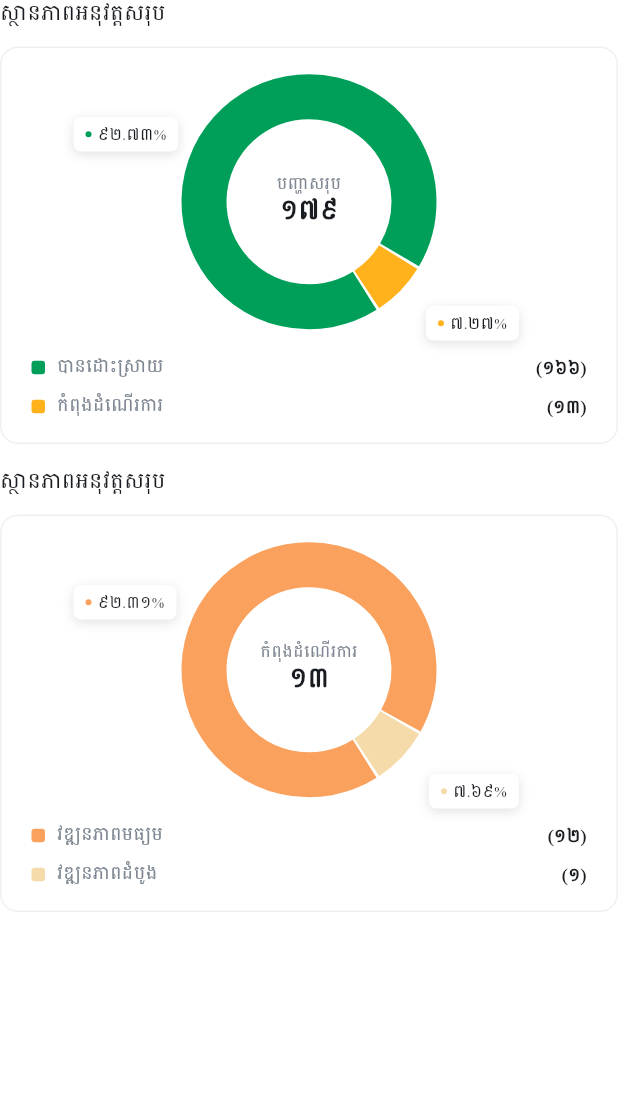
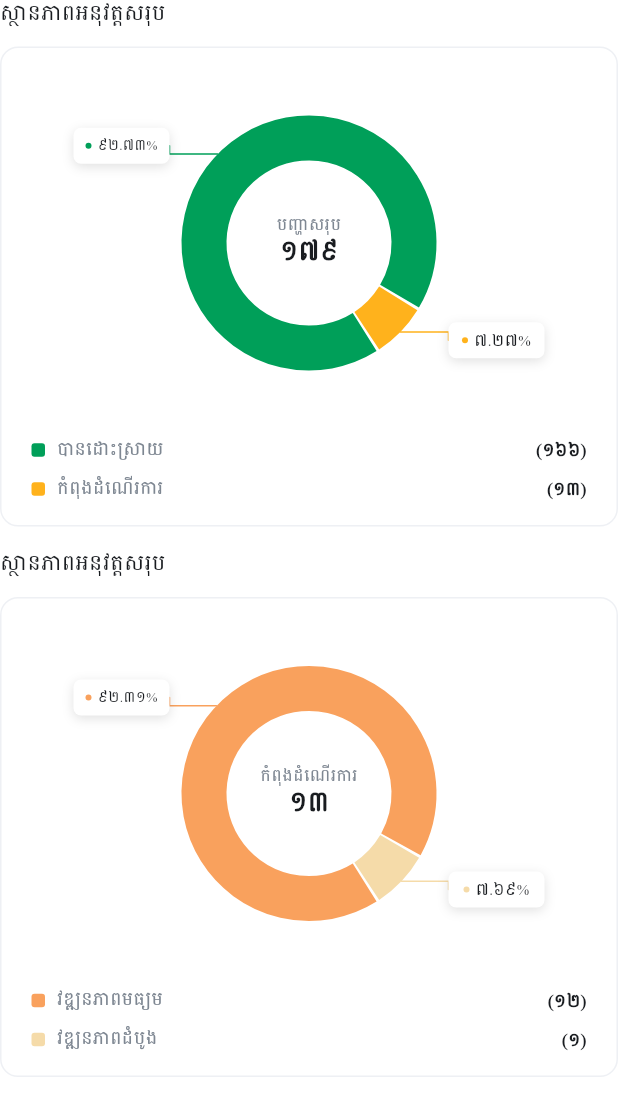
Before and after one commit to DCxProduct/MIS-Mobile, a Flutter app: the CdcOverallStatusCard widget shown alone on an empty page, opened directly with empty values, on a phone screen of 412 x 824 dp. Shown: the top 1116 px of the screen. Run offline on Flutter 3.47's test engine with Material 3 defaults, Android fonts, the phone set to English and light mode, and no system bars; our stand-ins replace firebase_core, firebase_messaging, flutter_local_notifications, flutter_svg, flutter_widget_from_html_core, socket_io_client; missing offline and left inert: syncfusion_flutter_pdfviewer; accounts and stored records are empty; network calls fail.

Commit message:
update number donut chart dashboard

```diff
--- a/lib/features/cdc_section/dashboard/overall_status_card.dart
+++ b/lib/features/cdc_section/dashboard/overall_status_card.dart
@@ -4,6 +4,7 @@ import 'package:flutter/material.dart';
 
 import '../../../core/app_colors.dart';
 import '../../../translations/app_localizations.dart';
+import '../../shared/dashboard/widgets/donut_label_layout.dart';
 
 class CdcOverallStatusCard extends StatelessWidget {
   const CdcOverallStatusCard({
@@ -49,7 +50,8 @@ class CdcOverallStatusCard extends StatelessWidget {
           child: Column(
             children: [
               SizedBox(
-                height: 210,
+                width: double.infinity,
+                height: 240,
                 child: LayoutBuilder(
                   builder: (context, constraints) => Stack(
                     alignment: Alignment.center,
@@ -59,7 +61,9 @@ class CdcOverallStatusCard extends StatelessWidget {
                         label:
                             '${l10n.text('totalIssues')}: ${l10n.number(total)}',
                         child: CustomPaint(
-                          size: const Size(170, 170),
+                          size: Size.square(
+                            donutChartRadius(constraints.biggest) * 2,
+                          ),
                           painter: _StatusRing(shares, colors),
                         ),
                       ),
@@ -82,23 +86,12 @@ class CdcOverallStatusCard extends StatelessWidget {
                           ),
                         ],
                       ),
-                      if (shares[1] > 0)
-                        Positioned(
-                          top: 8,
-                          right: 38,
-                          child: _Badge(share: shares[1], color: colors[1]),
+                      Positioned.fill(
+                        child: _RingPercentageLabels(
+                          shares: [shares[0], shares[2], shares[1]],
+                          colors: [colors[0], colors[2], colors[1]],
+                          startAngle: -.4,
                         ),
-                      if (shares[2] > 0)
-                        Positioned(
-                          left: -45,
-                          top: 82,
-                          child: _Badge(share: shares[2], color: colors[2]),
-                        ),
-                      if (shares[0] > 0)
-                        Positioned(
-                          right: 4,
-                          bottom: 23,
-                          child: _Badge(share: shares[0], color: colors[0]),
                       ),
                     ],
                   ),
@@ -147,6 +140,96 @@ class CdcOverallStatusCard extends StatelessWidget {
   }
 }
 
+class _RingPercentageLabels extends StatelessWidget {
+  const _RingPercentageLabels({
+    required this.shares,
+    required this.colors,
+    required this.startAngle,
+  });
+
+  final List<double> shares;
+  final List<Color> colors;
+  final double startAngle;
+
+  @override
+  Widget build(BuildContext context) => LayoutBuilder(
+    builder: (context, constraints) {
+      final positions = donutLabelLayout(
+        fractions: shares,
+        size: constraints.biggest,
+        radius: donutChartRadius(constraints.biggest),
+        startAngle: startAngle,
+      );
+      return Stack(
+        children: [
+          Positioned.fill(
+            child: IgnorePointer(
+              child: CustomPaint(
+                painter: _RingLabelConnectorPainter(
+                  positions: positions,
+                  shares: shares,
+                  colors: colors,
+                ),
+              ),
+            ),
+          ),
+          for (var i = 0; i < shares.length; i++)
+            if (shares[i] > 0)
+              Positioned.fromRect(
+                rect: Rect.fromCenter(
+                  center: positions[i].center,
+                  width: donutLabelSize.width,
+                  height: donutLabelSize.height,
+                ),
+                child: _Badge(share: shares[i], color: colors[i]),
+              ),
+        ],
+      );
+    },
+  );
+}
+
+class _RingLabelConnectorPainter extends CustomPainter {
+  const _RingLabelConnectorPainter({
+    required this.positions,
+    required this.shares,
+    required this.colors,
+  });
+
+  final List<({Offset anchor, Offset center})> positions;
+  final List<double> shares;
+  final List<Color> colors;
+
+  @override
+  void paint(Canvas canvas, Size size) {
+    for (var i = 0; i < positions.length; i++) {
+      if (shares[i] <= 0) continue;
+      final position = positions[i];
+      final labelEdge = position.center.dx < size.width / 2
+          ? position.center.dx + donutLabelSize.width / 2
+          : position.center.dx - donutLabelSize.width / 2;
+      canvas.drawPath(
+        Path()
+          ..moveTo(position.anchor.dx, position.anchor.dy)
+          ..lineTo(labelEdge, position.anchor.dy)
+          ..lineTo(labelEdge, position.center.dy),
+        Paint()
+          ..color = colors[i]
+          ..style = PaintingStyle.stroke
+          ..strokeWidth = 1
+          ..strokeCap = StrokeCap.round
+          ..strokeJoin = StrokeJoin.round,
+      );
+    }
+  }
+
+  @override
+  bool shouldRepaint(covariant _RingLabelConnectorPainter oldDelegate) =>
+      oldDelegate.positions != positions ||
+      oldDelegate.shares != shares ||
+      oldDelegate.colors != colors;
+}
+
 class _Badge extends StatelessWidget {
   const _Badge({required this.share, required this.color});
   final double share;
@@ -169,6 +252,7 @@ class _Badge extends StatelessWidget {
       ],
     ),
     child: Row(
+      mainAxisAlignment: MainAxisAlignment.center,
       mainAxisSize: MainAxisSize.min,
       children: [
         Container(
@@ -177,11 +261,16 @@ class _Badge extends StatelessWidget {
           decoration: BoxDecoration(color: color, shape: BoxShape.circle),
         ),
         const SizedBox(width: 4),
-        Text(
+        Flexible(
+          child: FittedBox(
+            fit: BoxFit.scaleDown,
+            child: Text(
               AppLocalizations.of(
                 context,
               ).number('${(share * 100).toStringAsFixed(2)}%'),
               style: const TextStyle(fontSize: 10),
+            ),
+          ),
         ),
       ],
     ),
@@ -337,14 +426,17 @@ class _PlenaryRingCard extends StatelessWidget {
             children: [
               SizedBox(
                 width: double.infinity,
-                height: 185,
-                child: Stack(
+                height: 240,
+                child: LayoutBuilder(
+                  builder: (context, constraints) => Stack(
                     alignment: Alignment.center,
                     clipBehavior: Clip.none,
                     children: [
                       if (!progressStyle || value > 0)
                         CustomPaint(
-                        size: const Size(170, 170),
+                          size: Size.square(
+                            donutChartRadius(constraints.biggest) * 2,
+                          ),
                           painter: _StatusRing(
                             shares.any((share) => share > 0)
                                 ? [shares[0], shares[1], 0]
@@ -361,8 +453,9 @@ class _PlenaryRingCard extends StatelessWidget {
                         ),
                       if (progressStyle)
                         Container(
-                        width: 110,
-                        height: 110,
+                          width: donutChartRadius(constraints.biggest) * 2 - 60,
+                          height:
+                              donutChartRadius(constraints.biggest) * 2 - 60,
                           decoration: const BoxDecoration(
                             color: Color(0xFFBAD9F2),
                             shape: BoxShape.circle,
@@ -387,19 +480,15 @@ class _PlenaryRingCard extends StatelessWidget {
                           ),
                         ],
                       ),
-                    if (shares[0] > 0)
-                      Positioned(
-                        left: 28,
-                        top: 36,
-                        child: _Badge(share: shares[0], color: colors[0]),
+                      Positioned.fill(
+                        child: _RingPercentageLabels(
+                          shares: shares,
+                          colors: colors,
+                          startAngle: 1.0,
                         ),
-                    if (shares[1] > 0)
-                      Positioned(
-                        right: 45,
-                        bottom: 0,
-                        child: _Badge(share: shares[1], color: colors[1]),
                       ),
                     ],
+                  ),
                 ),
               ),
               for (final index in [0, 1])
--- a/lib/features/line_ministry/meetings/meeting_screen.dart
+++ b/lib/features/line_ministry/meetings/meeting_screen.dart
@@ -445,6 +445,7 @@ class _LineMinistryMeetingRequestTab extends StatelessWidget {
   @override
   Widget build(BuildContext context) {
     return MeetingRequestsList(
+      excludedStatuses: const {'DRAFT', 'DRAFTED'},
       itemBuilder: (request) => _LineMinistryMeetingCard(request: request),
     );
   }
--- a/lib/features/shared/dashboard/widgets/donut_label_layout.dart
+++ b/lib/features/shared/dashboard/widgets/donut_label_layout.dart
@@ -1,50 +1,99 @@
 import 'dart:math' as math;
 import 'package:flutter/painting.dart';
 
-/// Anchors each label to its arc midpoint, keeping nearby chips apart.
+const donutLabelSize = Size(64, 24);
+const donutOverallLabelSize = Size(76, 24);
+const donutLabelGap = 8.0;
+
+/// Reserves a label column on each side without covering the ring.
+double donutChartRadius(Size size) => math.min(
+  85.0,
+  math.min(
+    (size.width - 2 * (donutLabelSize.width + donutLabelGap)) / 2,
+    size.height / 2 - donutLabelSize.height / 2,
+  ),
+);
+
+/// Places chips beside their arcs, or above/below for the overall chart.
 List<({Offset anchor, Offset center})> donutLabelLayout({
   required List<double> fractions,
   required Size size,
   required double radius,
   required double startAngle,
+  bool sideLabels = true,
 }) {
   final origin = Offset(size.width / 2, size.height / 2);
   final anchors = <Offset>[];
   final centers = <Offset>[];
+  final labelSize = sideLabels ? donutLabelSize : donutOverallLabelSize;
   var angle = startAngle;
   for (final fraction in fractions) {
     final sweep = fraction * math.pi * 2;
     final middle = angle + sweep / 2;
     final direction = Offset(math.cos(middle), math.sin(middle));
     anchors.add(origin + direction * radius);
+    final halfWidth = labelSize.width / 2;
+    final halfHeight = labelSize.height / 2;
     final point = origin + direction * (radius + 12);
     centers.add(
-      Offset(
-        point.dx.clamp(36.0, size.width - 36),
-        point.dy.clamp(16.0, size.height - 16),
-      ),
+      sideLabels
+          ? Offset(
+              origin.dx +
+                  (direction.dx < 0 ? -1 : 1) *
+                      (radius + donutLabelGap + halfWidth),
+              (origin.dy + direction.dy * (radius + donutLabelGap)).clamp(
+                halfHeight,
+                size.height - halfHeight,
+              ),
+            )
+          : Offset(
+              point.dx.clamp(halfWidth, size.width - halfWidth),
+              origin.dy +
+                  (direction.dy < 0 ? -1 : 1) *
+                      (radius + donutLabelGap + halfHeight),
+            ),
     );
     angle += sweep;
   }
-  // Resolve overlaps on each side without changing which arc owns the label.
-  for (final right in [false, true]) {
+  // Separate labels along their column or row, preserving arc associations.
+  double coordinate(Offset point) => sideLabels ? point.dy : point.dx;
+  Offset move(Offset point, double value) =>
+      sideLabels ? Offset(point.dx, value) : Offset(value, point.dy);
+  final spacing =
+      (sideLabels ? labelSize.height : labelSize.width) + donutLabelGap;
+  final limit = sideLabels
+      ? size.height - labelSize.height / 2
+      : size.width - labelSize.width / 2;
+  for (final group in [false, true]) {
     final indices = [
       for (var i = 0; i < centers.length; i++)
-        if ((centers[i].dx >= origin.dx) == right) i,
-    ]..sort((a, b) => centers[a].dy.compareTo(centers[b].dy));
+        if (fractions[i] > 0 &&
+            (sideLabels
+                    ? centers[i].dx > origin.dx
+                    : centers[i].dy < origin.dy) ==
+                group)
+          i,
+    ]..sort((a, b) => coordinate(centers[a]).compareTo(coordinate(centers[b])));
     for (var j = 1; j < indices.length; j++) {
       final previous = centers[indices[j - 1]];
       final current = centers[indices[j]];
-      if (current.dy - previous.dy < 28) {
-        centers[indices[j]] = Offset(current.dx, previous.dy + 28);
-      }
+      centers[indices[j]] = move(
+        current,
+        math.max(coordinate(current), coordinate(previous) + spacing),
+      );
     }
     if (indices.isNotEmpty) {
-      final overflow = centers[indices.last].dy - (size.height - 16);
-      if (overflow > 0) {
-        for (final i in indices) {
-          centers[i] = centers[i] - Offset(0, overflow);
-        }
+      final last = centers[indices.last];
+      centers[indices.last] = move(last, math.min(coordinate(last), limit));
+      for (var j = indices.length - 2; j >= 0; j--) {
+        final current = centers[indices[j]];
+        centers[indices[j]] = move(
+          current,
+          math.min(
+            coordinate(current),
+            coordinate(centers[indices[j + 1]]) - spacing,
+          ),
+        );
       }
     }
   }
```
Also changed, not shown: lib/features/private_sector/dashboard/tabs/overall_tab.dart (+12 -8 lines), lib/features/shared/meetings/widgets/meeting_requests_list.dart (+7 -0 lines), 3 other files. Lines whose indentation alone changed are shown as unchanged.
